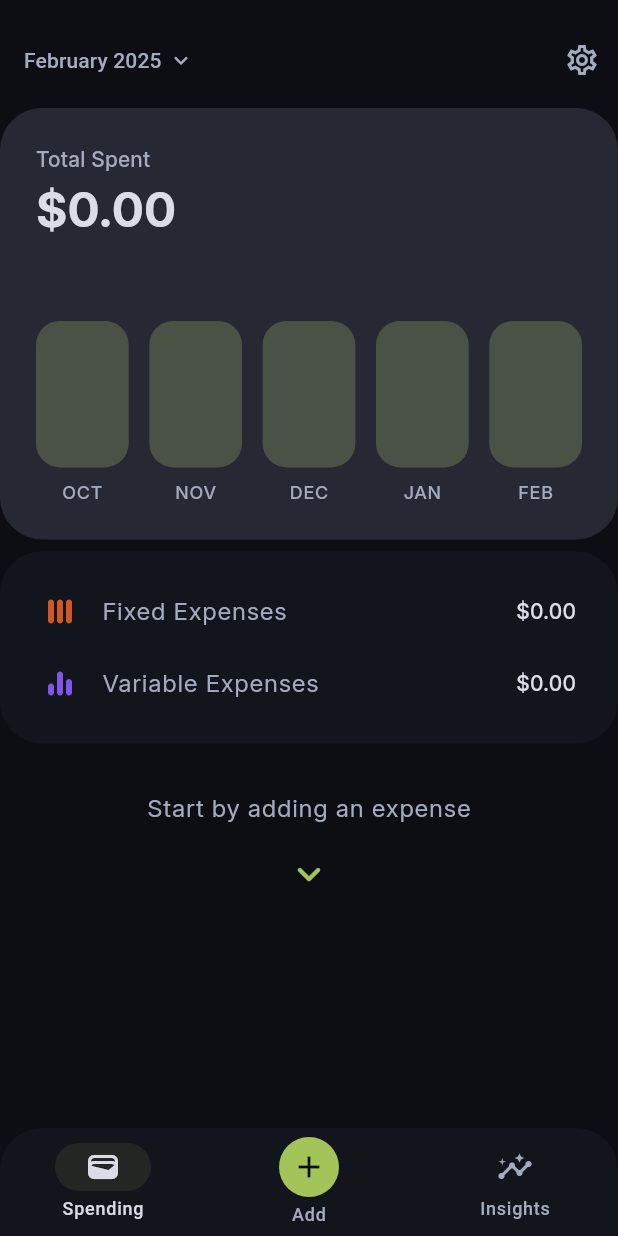
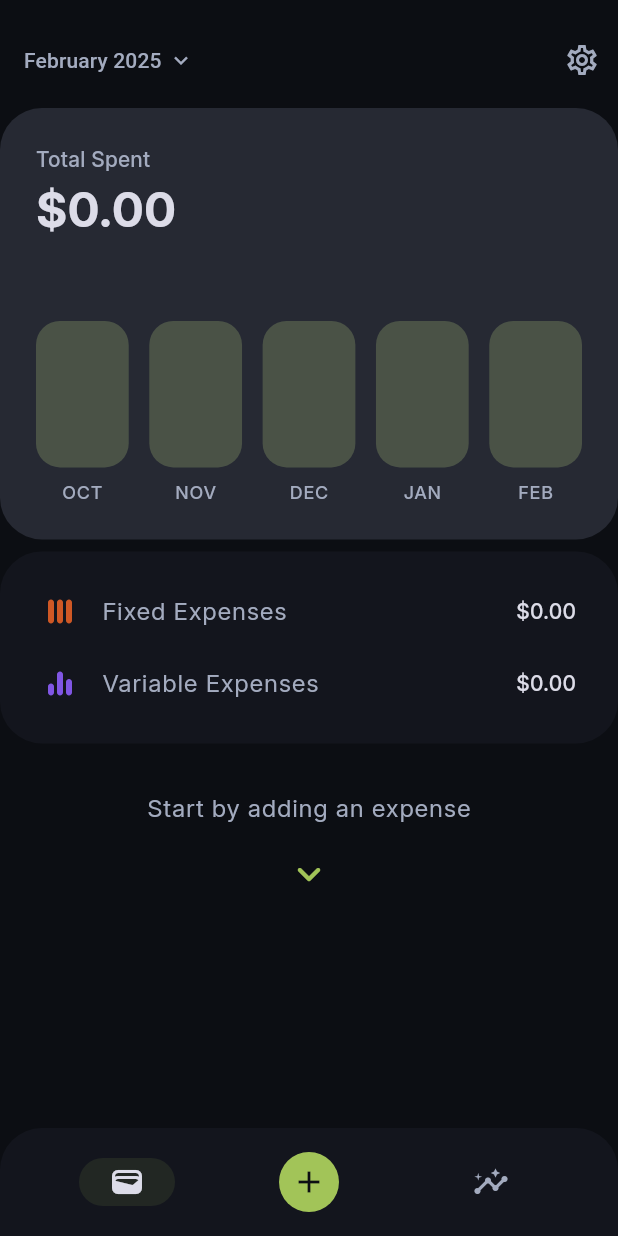
Before and after one commit to 0x6762/kiwi-spending-tracker, a Flutter app: the screen it shows after launch, on a phone screen of 412 x 824 dp. Run offline on Flutter 3.47's test engine with Material 3 defaults, Android fonts, the phone set to English and light mode, and no system bars; drawn by our look-alikes of fl_chart; our stand-ins replace flutter_svg, shared_preferences.

Commit message:
Adjust nav bar

```diff
--- a/lib/screens/main_screen.dart
+++ b/lib/screens/main_screen.dart
@@ -400,8 +400,10 @@ class _BottomNavBar extends StatelessWidget {
           topRight: Radius.circular(28),
         ),
       ),
+      child: Padding(
+        padding: const EdgeInsets.symmetric(horizontal: 24),
         child: NavigationBar(
-        labelBehavior: NavigationDestinationLabelBehavior.alwaysShow,
+          labelBehavior: NavigationDestinationLabelBehavior.alwaysHide,
           onDestinationSelected: onDestinationSelected,
           selectedIndex: selectedIndex > 0 ? selectedIndex + 1 : selectedIndex,
           backgroundColor: Colors.transparent,
@@ -417,7 +419,7 @@ class _BottomNavBar extends StatelessWidget {
                 Icons.wallet,
                 color: theme.colorScheme.onSurface,
               ),
-            label: 'Spending',
+              label: '',
             ),
             NavigationDestination(
               icon: Container(
@@ -431,7 +433,7 @@ class _BottomNavBar extends StatelessWidget {
                   color: theme.colorScheme.surface,
                 ),
               ),
-            label: 'Add',
+              label: '',
             ),
             NavigationDestination(
               icon: Icon(
@@ -442,9 +444,10 @@ class _BottomNavBar extends StatelessWidget {
                 Icons.insights,
                 color: theme.colorScheme.onSurface,
               ),
-            label: 'Insights',
+              label: '',
             ),
           ],
+        ),
       ),
     );
   }
```
Lines whose indentation alone changed are shown as unchanged.
